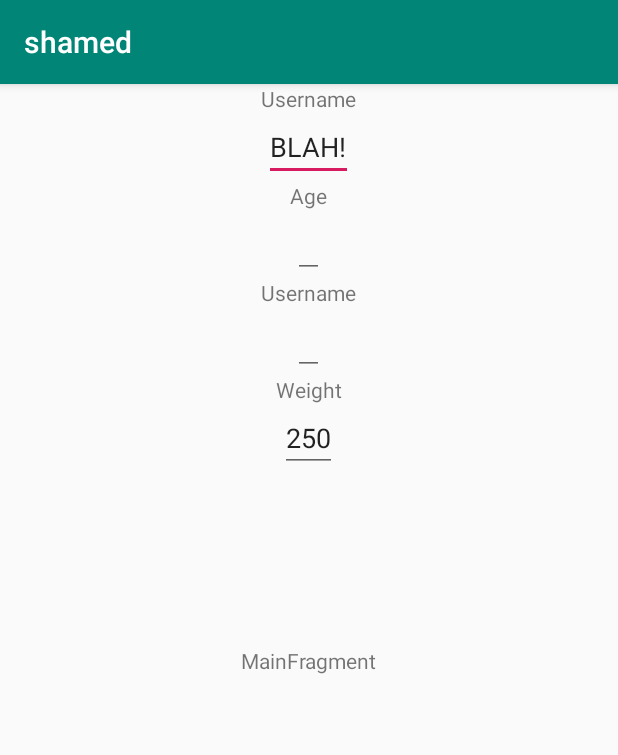
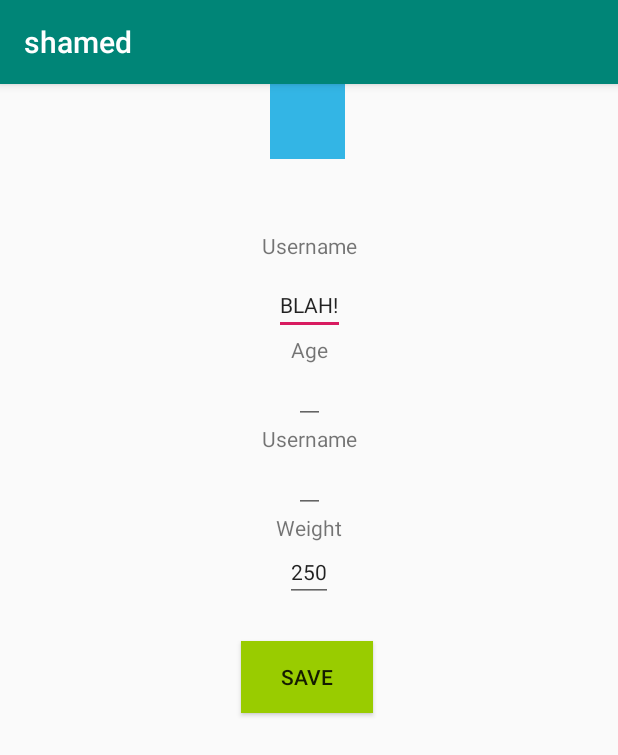
Before and after one commit to awsaavedra/Graveyard, an Android app: the screen it shows after launch (MainActivity), on a phone screen of 412 x 824 dp. Shown: the top 755 px of the screen. Run offline under Robolectric (Android 15) with nearby library versions, the phone set to English and light mode, and no system bars; our stand-ins replace Room's generated code.

Commit message:
added buttons, constraintLayout, and nice dynamic strings

```diff
--- a/shamed/app/src/main/res/layout/main_activity.xml
+++ b/shamed/app/src/main/res/layout/main_activity.xml
@@ -1,5 +1,5 @@
 <?xml version="1.0" encoding="utf-8"?>
-<FrameLayout xmlns:android="http://schemas.android.com/apk/res/android"
+<androidx.constraintlayout.widget.ConstraintLayout xmlns:android="http://schemas.android.com/apk/res/android"
     xmlns:app="http://schemas.android.com/apk/res-auto"
     xmlns:tools="http://schemas.android.com/tools"
     android:id="@+id/container"
@@ -7,59 +7,106 @@
     android:layout_height="match_parent"
     tools:context=".MainActivity" >
 
+
+    <ImageView
+        android:id="@+id/avatar"
+        android:layout_width="50dp"
+        android:layout_height="50dp"
+        android:layout_centerVertical="true"
+        android:contentDescription="@string/todo"
+        app:layout_constraintEnd_toEndOf="parent"
+        app:layout_constraintHorizontal_bias="0.498"
+        app:layout_constraintStart_toStartOf="parent"
+        app:layout_constraintTop_toTopOf="parent"
+        android:background="@android:color/holo_blue_light" />
+
     <LinearLayout
-        android:layout_width="match_parent"
-        android:layout_height="match_parent"
+        android:id="@+id/linearLayout"
+        android:layout_width="wrap_content"
+        android:layout_height="wrap_content"
+        android:layout_centerVertical="true"
+        android:layout_marginTop="48dp"
+        android:layout_toEndOf="@+id/avatar"
         android:gravity="center_horizontal"
-        android:orientation="vertical">
+        android:orientation="vertical"
+        app:layout_constraintBottom_toBottomOf="parent"
+        app:layout_constraintEnd_toEndOf="parent"
+        app:layout_constraintStart_toStartOf="parent"
+        app:layout_constraintTop_toBottomOf="@+id/avatar"
+        app:layout_constraintVertical_bias="0.0">
 
         <TextView
             android:id="@+id/label_username"
             android:layout_width="wrap_content"
             android:layout_height="wrap_content"
-            android:text="Username" />
+            android:layout_marginLeft="10dp"
+            android:layout_marginRight="10dp"
+            android:layout_marginBottom="10dp"
+            android:text="@string/username"
+            android:textSize="14sp" />
 
         <EditText
             android:id="@+id/username"
             android:layout_width="wrap_content"
             android:layout_height="wrap_content"
-            android:text="BLAH!" />
+            android:text="@string/blah"
+            android:textSize="14sp" />
 
         <TextView
             android:id="@+id/label_age"
             android:layout_width="wrap_content"
             android:layout_height="wrap_content"
-            android:text="Age" />
+            android:text="@string/age"
+            android:textSize="14sp" />
 
         <EditText
             android:id="@+id/age"
             android:layout_width="wrap_content"
-            android:layout_height="wrap_content" />
+            android:layout_height="wrap_content"
+            android:textSize="14sp" />
 
         <TextView
             android:id="@+id/label_height"
             android:layout_width="wrap_content"
             android:layout_height="wrap_content"
-            android:text="Username" />
+            android:text="@string/username"
+            android:textSize="14sp" />
 
         <EditText
             android:id="@+id/height"
             android:layout_width="wrap_content"
-            android:layout_height="wrap_content" />
+            android:layout_height="wrap_content"
+            android:textSize="14sp" />
 
         <TextView
             android:id="@+id/label_weight"
             android:layout_width="wrap_content"
             android:layout_height="wrap_content"
-            android:text="Weight" />
+            android:text="@string/weight"
+            android:textSize="14sp" />
 
         <EditText
             android:id="@+id/weight"
             android:layout_width="wrap_content"
             android:layout_height="wrap_content"
-            android:text="250"/>
+            android:text="@string/defaultWeight"
+            android:textSize="14sp"
+            />
+    </LinearLayout>
 
-    </LinearLayout>
-</FrameLayout>
+    <Button
+        android:id="@+id/Save"
+        android:layout_width="wrap_content"
+        android:layout_height="wrap_content"
+        android:background="@android:color/holo_green_light"
+        android:padding="10dp"
+        android:text="@string/save"
+        app:layout_constraintBottom_toBottomOf="parent"
+        app:layout_constraintEnd_toEndOf="parent"
+        app:layout_constraintHorizontal_bias="0.495"
+        app:layout_constraintStart_toStartOf="parent"
+        app:layout_constraintTop_toBottomOf="@+id/linearLayout"
+        app:layout_constraintVertical_bias="0.07" />
+</androidx.constraintlayout.widget.ConstraintLayout>
 
 <!--TODO: Move LinearLayout -> RelativeLayout outside FrameLayout to make it work better-->
--- a/shamed/app/src/main/res/layout/main_fragment.xml
+++ b/shamed/app/src/main/res/layout/main_fragment.xml
@@ -6,15 +6,4 @@
     android:layout_width="match_parent"
     android:layout_height="match_parent"
     tools:context=".ui.main.MainFragment">
-
-    <TextView
-        android:id="@+id/message"
-        android:layout_width="wrap_content"
-        android:layout_height="wrap_content"
-        android:text="MainFragment"
-        app:layout_constraintBottom_toBottomOf="parent"
-        app:layout_constraintEnd_toEndOf="parent"
-        app:layout_constraintStart_toStartOf="parent"
-        app:layout_constraintTop_toTopOf="parent" />
-
 </androidx.constraintlayout.widget.ConstraintLayout>
--- /dev/null
+++ b/shamed/app/src/main/res/values/dimens.xml
@@ -0,0 +1,3 @@
+<?xml version="1.0" encoding="utf-8"?>
+<resources>
+</resources>
--- a/shamed/app/src/main/res/values/strings.xml
+++ b/shamed/app/src/main/res/values/strings.xml
@@ -1,3 +1,11 @@
 <resources>
     <string name="app_name">shamed</string>
+    <string name="username">Username</string>
+    <string name="todo">TODO</string>
+    <string name="age">Age</string>
+    <string name="weight">Weight</string>
+    <string name="blah">BLAH!</string>
+    <string name="_250">250</string>
+    <string name="save">Save</string>
+    <string name="defaultWeight">250</string>
 </resources>
```
